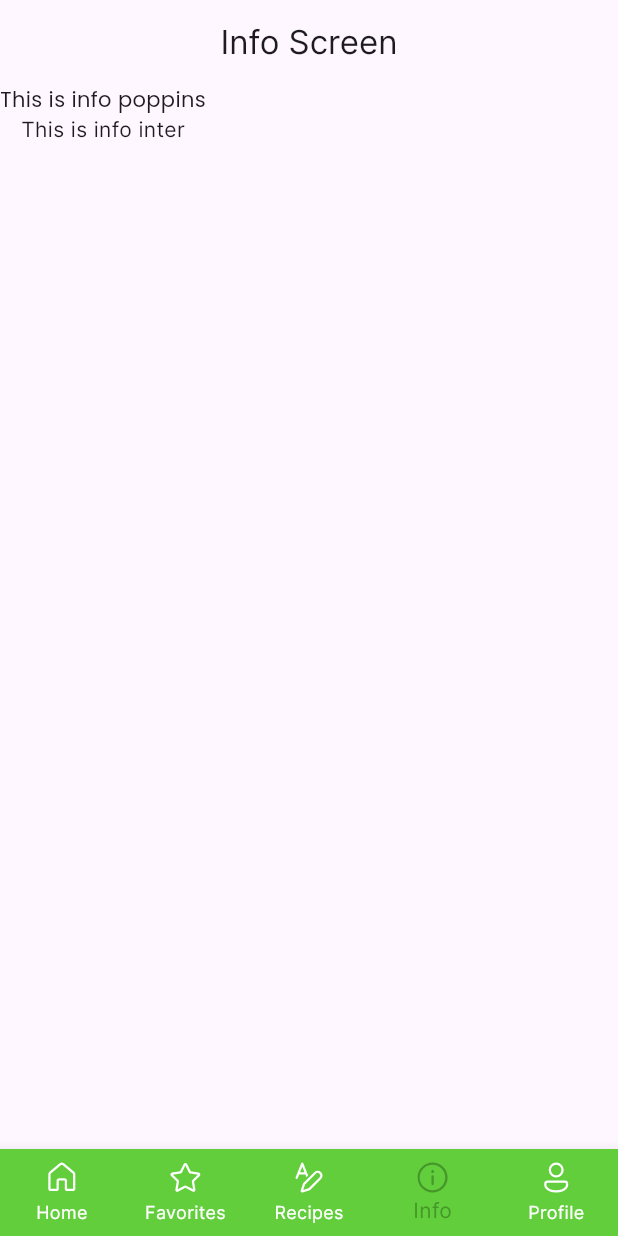
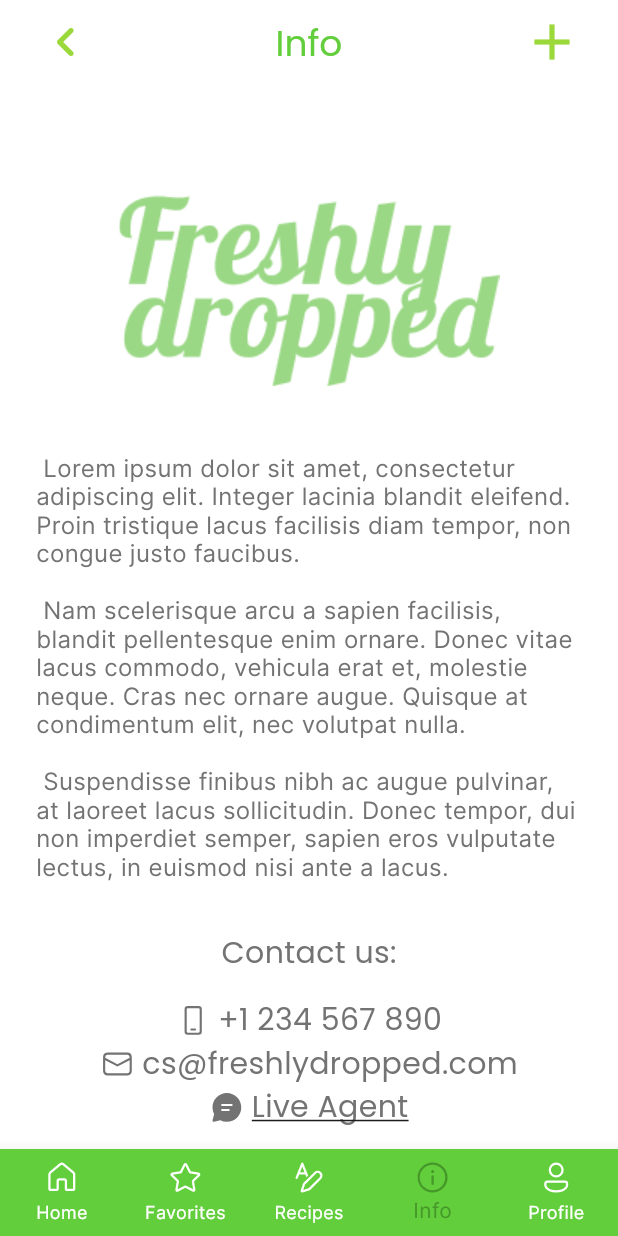
Before and after one commit to MargarethaNaibaho/freshly-dropped-mobile, a Flutter app: the screen it shows after launch, item 4 of the bottom bar chosen, on a phone screen of 412 x 824 dp. Run offline on Flutter 3.47's test engine with Material 3 defaults, Android fonts, the phone set to English and light mode, and no system bars; our stand-ins replace fluentui_icons.

Commit message:
about screen done

```diff
--- a/lib/base/botton_nav.dart
+++ b/lib/base/botton_nav.dart
@@ -1,5 +1,6 @@
 import 'package:fluentui_icons/fluentui_icons.dart';
 import 'package:flutter/material.dart';
+import 'package:freshy_food/colors.dart';
 import 'package:freshy_food/screens/favorites_screen.dart';
 import 'package:freshy_food/screens/home_screen.dart';
 import 'package:freshy_food/screens/info_screen.dart';
@@ -35,8 +36,8 @@ class _BottomNavBarState extends State<BottomNavBar> {
       body: appScreens[_selectedIndex],
       bottomNavigationBar: BottomNavigationBar(
         type: BottomNavigationBarType.fixed,
-        backgroundColor: Color.fromARGB(255, 98, 206, 60),
-        selectedItemColor: Color.fromARGB(255, 68, 151, 40),
+        backgroundColor: CustomColors.primaryGreen,
+        selectedItemColor: CustomColors.darkGreen,
         unselectedItemColor: Colors.white,
         onTap: _onItemTapped,
         currentIndex: _selectedIndex,
--- a/lib/screens/favorites_screen.dart
+++ b/lib/screens/favorites_screen.dart
@@ -6,7 +6,9 @@ class FavoritesScreen extends StatelessWidget {
   @override
   Widget build(BuildContext context) {
     return Scaffold(
+      backgroundColor: Colors.white,
       appBar: AppBar(
+        backgroundColor: Colors.white,
         title: Text("Favorites Screen"),
         centerTitle: true,
       ),
--- a/lib/screens/home_screen.dart
+++ b/lib/screens/home_screen.dart
@@ -6,7 +6,9 @@ class HomeScreen extends StatelessWidget {
   @override
   Widget build(BuildContext context) {
     return Scaffold(
+      backgroundColor: Colors.white,
       appBar: AppBar(
+        backgroundColor: Colors.white,
         title: Text("Home Screen"),
         centerTitle: true,
       ),
--- a/lib/screens/info_screen.dart
+++ b/lib/screens/info_screen.dart
@@ -1,4 +1,9 @@
 import 'package:flutter/material.dart';
+
+import 'package:freshy_food/base/botton_nav.dart';
+import 'package:freshy_food/colors.dart';
+import 'package:freshy_food/screens/home_screen.dart';
+import 'package:fluentui_icons/fluentui_icons.dart';
 
 class InfoScreen extends StatelessWidget {
   const InfoScreen({super.key});
@@ -6,22 +11,135 @@ class InfoScreen extends StatelessWidget {
   @override
   Widget build(BuildContext context) {
     return Scaffold(
+      backgroundColor: Colors.white,
       appBar: AppBar(
-        title: Text("Info Screen"),
+        backgroundColor: Colors.white,
+        title: Row(
+          children: [
+            Expanded(
+              child: Container(
+                padding: const EdgeInsets.symmetric(vertical: 30),
+                child: Row(
+                  mainAxisAlignment: MainAxisAlignment.spaceBetween,
+                  crossAxisAlignment: CrossAxisAlignment.center,
+                  children: [
+                    IconButton(onPressed: (){
+                      Navigator.pushAndRemoveUntil(
+                        context,
+                        MaterialPageRoute(builder: (context) => BottomNavBar()),
+                        (Route<dynamic> route) => false,
+                        );
+                    }, icon:
+                      Icon(Icons.keyboard_arrow_left_rounded, size: 40, color: CustomColors.lightGreen),
+                    ),
+                    Text(
+                      "Info",
+                      style: TextStyle(
+                        fontFamily: 'Poppins',
+                        fontSize: 24,
+                        color: CustomColors.primaryGreen
+                      ),
+                    ),
+                    IconButton(
+                      onPressed: (){},
+                      icon: Icon(Icons.add, size: 40, color: CustomColors.lightGreen,),),
+                  ],
+                ),
+              )
+            ),
+          ],
+        ),
         centerTitle: true,
       ),
-      body: Column(
+      body: ListView(
         children: [
-          Text(
-            "This is info poppins",
-            style: TextStyle(fontFamily: 'Poppins'),
+          Container(
+            margin: EdgeInsets.only(top: 10),
+            child: Image.asset(
+              'assets/images/green_logo.png',
+              width: 254,
+              alignment: Alignment.center,
+            ),
           ),
-          Text(
-            "This is info inter",
+          Container(
+            padding: EdgeInsets.symmetric(horizontal: 24),
+            margin: EdgeInsets.only(bottom: 33),
+            child: Text(
+              "\tLorem ipsum dolor sit amet, consectetur adipiscing elit. Integer lacinia blandit eleifend. Proin tristique lacus facilisis diam tempor, non congue justo faucibus. \n\n\tNam scelerisque arcu a sapien facilisis, blandit pellentesque enim ornare. Donec vitae lacus commodo, vehicula erat et, molestie neque. Cras nec ornare augue. Quisque at condimentum elit, nec volutpat nulla.\n\n\tSuspendisse finibus nibh ac augue pulvinar, at laoreet lacus sollicitudin. Donec tempor, dui non imperdiet semper, sapien eros vulputate lectus, in euismod nisi ante a lacus.",
+              style: TextStyle(
+                fontSize: 16,
+                height: 1.2,
+                color: CustomColors.primaryGrey,
+              ),
+            ),
           ),
+          Column(
+            crossAxisAlignment: CrossAxisAlignment.center,
+            children: [
+              const Text(
+                "Contact us:",
+                style: TextStyle(
+                  fontFamily: 'Poppins',
+                  fontSize: 20,
+                  color: CustomColors.primaryGrey,
+                ),
+              ),
+              const SizedBox(height: 16,),
+              Column(
+                children: [
+                  Row(
+                    mainAxisAlignment: MainAxisAlignment.center,
+                    children: [
+                      Icon(FluentSystemIcons.ic_fluent_phone_regular, size: 23, color: CustomColors.primaryGrey,),
+                      const SizedBox(width: 5,),
+                      Text(
+                        "+1 234 567 890",
+                        style: TextStyle(
+                          fontFamily: 'Poppins',
+                          fontSize: 20,
+                          color: CustomColors.primaryGrey,
+                        ),
+                      ),
+                    ],
+                  ),
+                  Row(
+                    mainAxisAlignment: MainAxisAlignment.center,
+                    children: [
+                      Icon(FluentSystemIcons.ic_fluent_mail_regular, size: 23, color: CustomColors.primaryGrey,),
+                      const SizedBox(width: 5,),
+                      Text(
+                        "cs@freshlydropped.com",
+                        style: TextStyle(
+                          fontFamily: 'Poppins',
+                          fontSize: 20,
+                          color: CustomColors.primaryGrey,
+                        ),
+                      ),
+                    ],
+                  ),
+                  Row(
+                    mainAxisAlignment: MainAxisAlignment.center,
+                    children: [
+                      Icon(FluentSystemIcons.ic_fluent_chat_filled, size: 23, color: CustomColors.primaryGrey,),
+                      const SizedBox(width: 5,),
+                      Text(
+                        "Live Agent",
+                        style: TextStyle(
+                          fontFamily: 'Poppins',
+                          fontSize: 20,
+                          color: CustomColors.primaryGrey,
+                          decoration: TextDecoration.underline,
+                        ),
+                      ),
+                    ],
+                  )
+                ],
+              )
+            ],
+          ),
+
         ],
       )
-
     );
   }
 }
--- a/lib/screens/my_list.dart
+++ b/lib/screens/my_list.dart
@@ -6,7 +6,9 @@ class MyListScreen extends StatelessWidget {
   @override
   Widget build(BuildContext context) {
     return Scaffold(
+      backgroundColor: Colors.white,
       appBar: AppBar(
+        backgroundColor: Colors.white,
         title: Text("My List"),
         centerTitle: true,
       ),
--- a/lib/screens/profile_screen.dart
+++ b/lib/screens/profile_screen.dart
@@ -6,11 +6,23 @@ class ProfileScreen extends StatelessWidget {
   @override
   Widget build(BuildContext context) {
     return Scaffold(
+      backgroundColor: Colors.white,
       appBar: AppBar(
         title: Text("Profile Screen"),
         centerTitle: true,
+        backgroundColor: Colors.white,
       ),
-      body: Text("This is profile screen"),
+      body: Column(
+        children: [
+          Text(
+            "This is profile poppins",
+            style: TextStyle(fontFamily: 'Poppins'),
+          ),
+          Text(
+            "This is profile inter",
+          ),
+        ],
+      )
     );
   }
 }
--- a/pubspec.yaml
+++ b/pubspec.yaml
@@ -59,9 +59,9 @@ flutter:
   uses-material-design: true
 
   # To add assets to your application, add an assets section, like this:
-  # assets:
-  #   - images/a_dot_burr.jpeg
-  #   - images/a_dot_ham.jpeg
+  assets:
+    - assets/images/green_logo.png
+    - assets/images/white_logo.png
 
   # An image asset can refer to one or more resolution-specific "variants", see
   # https://flutter.dev/to/resolution-aware-images
```
Also changed, not shown: assets/images/green_logo.png (added), assets/images/white_logo.png (renamed from assets/images/logo.png).
